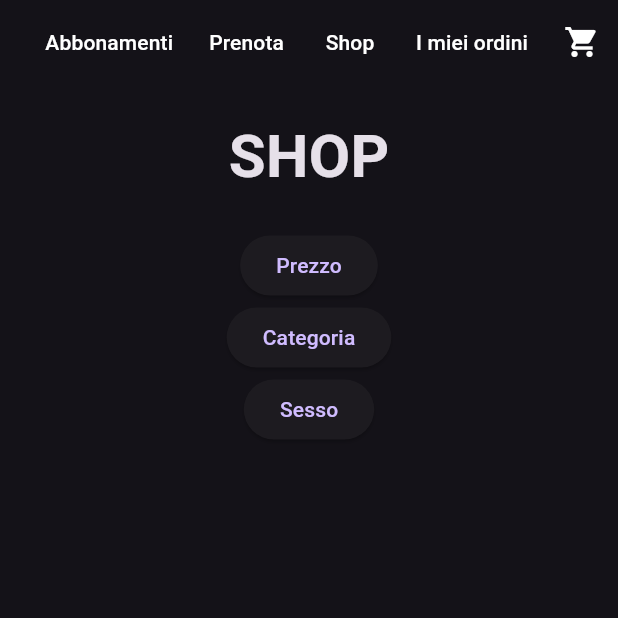
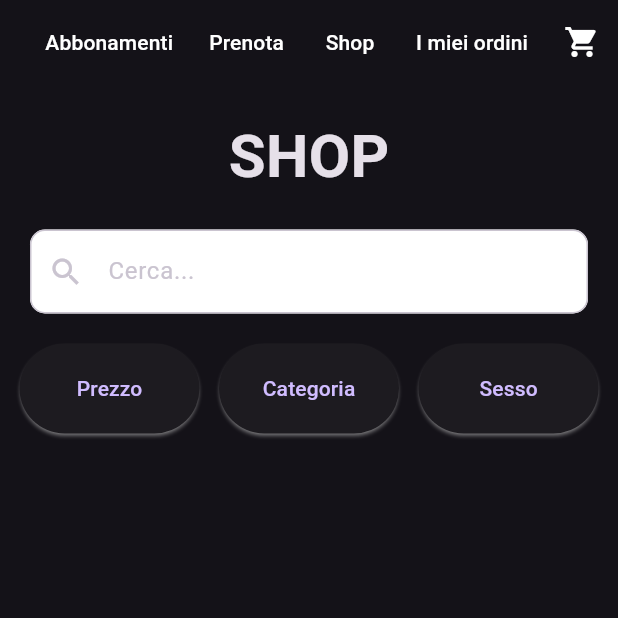
Before and after one commit to PhilaMaster/PSW_cus, a Flutter app: the Shop screen opened by its route, on a phone screen of 412 x 824 dp, the top half of it. Run offline on Flutter 3.47's test engine with Material 3 defaults, Android fonts, the phone set to English and light mode, and no system bars; network calls fail.

Commit message:
Continuazione shop

```diff
--- a/frontend/lib/UI/pages/shop/shop.dart
+++ b/frontend/lib/UI/pages/shop/shop.dart
@@ -3,6 +3,9 @@ import '../../widgets/app_bar.dart';
 
 class Shop extends StatelessWidget {
   const Shop({super.key});
+
+//Prendere con la query i prodotti e metterli in una lista poi visualizzarli con il future builder e il listview.builder
+  // se la barra di ricerca è vuota allora stampa tutti i prodotti. Vedere come salvare le immagini
 
   @override
   Widget build(BuildContext context) {
@@ -21,22 +24,67 @@ class Shop extends StatelessWidget {
             ),
           ),
           const SizedBox(height: 20.0),
-          ElevatedButton(
-            onPressed: () {
-            },
-            child: const Text('Prezzo'),
+          Padding(
+            padding: const EdgeInsets.symmetric(horizontal: 20.0),
+            child: TextField(
+              style: TextStyle(color: Colors.black),
+              decoration: InputDecoration(
+                hintText: 'Cerca...',
+                prefixIcon: Icon(Icons.search),
+                border: OutlineInputBorder(
+                  borderRadius: BorderRadius.all(Radius.circular(10.0)),
+                ),
+                filled: true,
+                fillColor: Colors.white,
+              ),
+            ),
           ),
-          ElevatedButton(
-            onPressed: () {
-            },
-            child: const Text('Categoria'),
+          const SizedBox(height: 20.0),
+          Row(
+            mainAxisAlignment: MainAxisAlignment.spaceEvenly,
+            children: [
+              SizedBox(
+                width: 120,
+                height: 60,
+                child: ElevatedButton(
+                  onPressed: () {},
+                  style: ElevatedButton.styleFrom(
+                    shadowColor: Colors.white,
+                    padding: EdgeInsets.all(15),
+                  ),
+                  child: const Text('Prezzo'),
+                ),
+              ),
+              SizedBox(
+                width: 120,
+                height: 60,
+                child: ElevatedButton(
+                  onPressed: () {},
+                  style: ElevatedButton.styleFrom(
+                    shadowColor: Colors.white,
+                    padding: EdgeInsets.all(15),
+                  ),
+                  child: const Text('Categoria'),
+                ),
+              ),
+              SizedBox(
+                width: 120, // Definisci la larghezza del pulsante
+                height: 60, // Definisci l'altezza del pulsante
+                child: ElevatedButton(
+                  onPressed: () {},
+                  style: ElevatedButton.styleFrom(
+                    shadowColor: Colors.white,
+                    padding: EdgeInsets.all(15),
+                  ),
+                  child: const Text('Sesso'),
+                ),
+              ),
+            ],
           ),
-          ElevatedButton(
-            onPressed: () {
-            },
-            child: const Text('Sesso'),
+          Row(
+
           ),
-          // Add more buttons as needed
+          // Add more content as needed
         ],
       ),
     );
```
Also changed, not shown: frontend/lib/model/objects/shop/prodotto.dart (+34 -0 lines), 3 other files.
